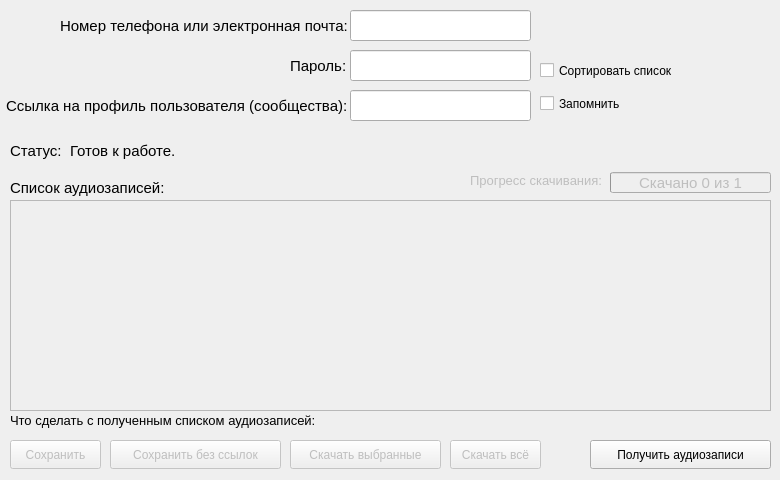
Qt form audio.ui (qwertyadrian/vk-music-downloader) before a commit.
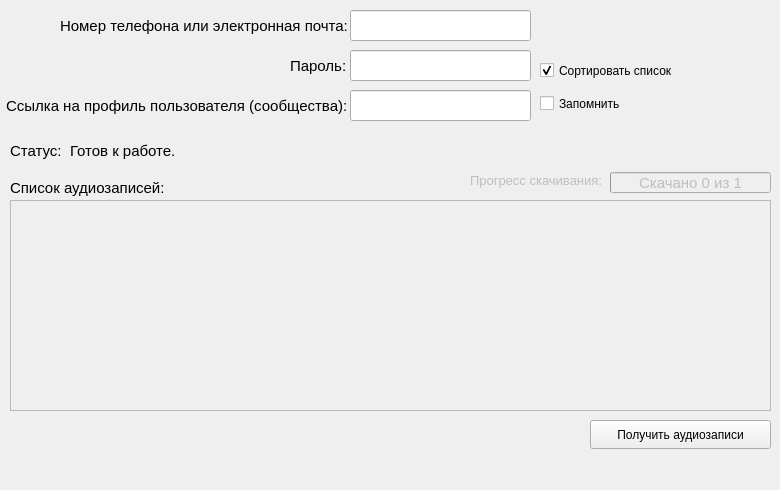
The same form after that commit. Icons and pictures are not drawn.

Commit message: Версия 0.3.0: - Теперь возможно прослушивать аудиозаписи прямо в программе - возможность управлять воспроизведением (кроме перемотки) - небольшой редизайн графического интерфейса - добавлены сочетаня клавиш для управления списком аудиозаписей

```diff
--- a/audio.ui
+++ b/audio.ui
@@ -10,7 +10,7 @@
     <x>0</x>
     <y>0</y>
     <width>780</width>
-    <height>480</height>
+    <height>490</height>
    </rect>
   </property>
   <property name="minimumSize">
@@ -22,7 +22,7 @@
   <property name="maximumSize">
    <size>
     <width>780</width>
-    <height>480</height>
+    <height>490</height>
    </size>
   </property>
   <property name="windowTitle">
@@ -136,7 +136,7 @@
     <property name="geometry">
      <rect>
       <x>590</x>
-      <y>440</y>
+      <y>420</y>
       <width>181</width>
       <height>29</height>
      </rect>
@@ -191,81 +191,6 @@
      <string>Запомнить</string>
     </property>
    </widget>
-   <widget class="QLabel" name="label_2">
-    <property name="geometry">
-     <rect>
-      <x>10</x>
-      <y>410</y>
-      <width>331</width>
-      <height>21</height>
-     </rect>
-    </property>
-    <property name="font">
-     <font>
-      <pointsize>10</pointsize>
-     </font>
-    </property>
-    <property name="text">
-     <string>Что сделать с полученным списком аудиозаписей:</string>
-    </property>
-   </widget>
-   <widget class="QPushButton" name="saveAll">
-    <property name="enabled">
-     <bool>false</bool>
-    </property>
-    <property name="geometry">
-     <rect>
-      <x>10</x>
-      <y>440</y>
-      <width>91</width>
-      <height>29</height>
-     </rect>
-    </property>
-    <property name="toolTip">
-     <string>Сохранить список аудиозаписей в файл со ссылками для их скачивания</string>
-    </property>
-    <property name="text">
-     <string>Сохранить</string>
-    </property>
-   </widget>
-   <widget class="QPushButton" name="saveWithoutLinks">
-    <property name="enabled">
-     <bool>false</bool>
-    </property>
-    <property name="geometry">
-     <rect>
-      <x>110</x>
-      <y>440</y>
-      <width>171</width>
-      <height>29</height>
-     </rect>
-    </property>
-    <property name="toolTip">
-     <string>Сохранить список аудиозаписей в файл без ссылок для их скачивания</string>
-    </property>
-    <property name="text">
-     <string>Сохранить без ссылок</string>
-    </property>
-   </widget>
-   <widget class="QPushButton" name="downloadAll">
-    <property name="enabled">
-     <bool>false</bool>
-    </property>
-    <property name="geometry">
-     <rect>
-      <x>450</x>
-      <y>440</y>
-      <width>91</width>
-      <height>29</height>
-     </rect>
-    </property>
-    <property name="toolTip">
-     <string>Скачать все аудиозаписи из списка выше</string>
-    </property>
-    <property name="text">
-     <string>Скачать всё</string>
-    </property>
-   </widget>
    <widget class="QLabel" name="statusInfo">
     <property name="geometry">
      <rect>
@@ -308,25 +233,6 @@
      <string>Список аудиозаписей:</string>
     </property>
    </widget>
-   <widget class="QPushButton" name="downloadSelected">
-    <property name="enabled">
-     <bool>false</bool>
-    </property>
-    <property name="geometry">
-     <rect>
-      <x>290</x>
-      <y>440</y>
-      <width>151</width>
-      <height>29</height>
-     </rect>
-    </property>
-    <property name="toolTip">
-     <string>Скачать выбранные ауиозаписи из списка выше</string>
-    </property>
-    <property name="text">
-     <string>Скачать выбранные</string>
-    </property>
-   </widget>
    <widget class="QProgressBar" name="progressBar">
     <property name="enabled">
      <bool>false</bool>
@@ -424,6 +330,9 @@
     <property name="text">
      <string>Сортировать список</string>
     </property>
+    <property name="checked">
+     <bool>true</bool>
+    </property>
     <property name="tristate">
      <bool>false</bool>
     </property>
```
Left out of the diff: 2 changed lines with no effect on the pictures. The commit also changes 6 other files.
